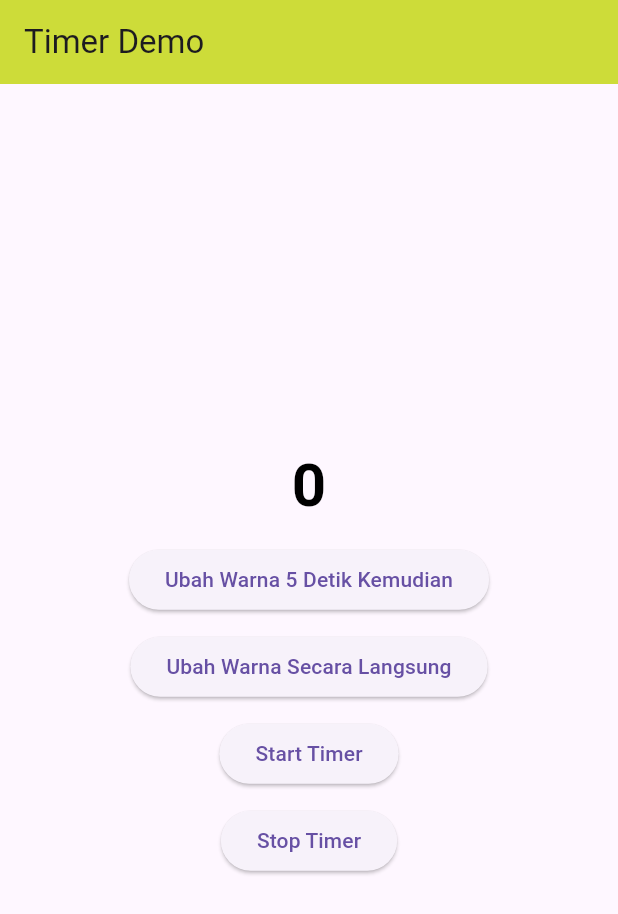
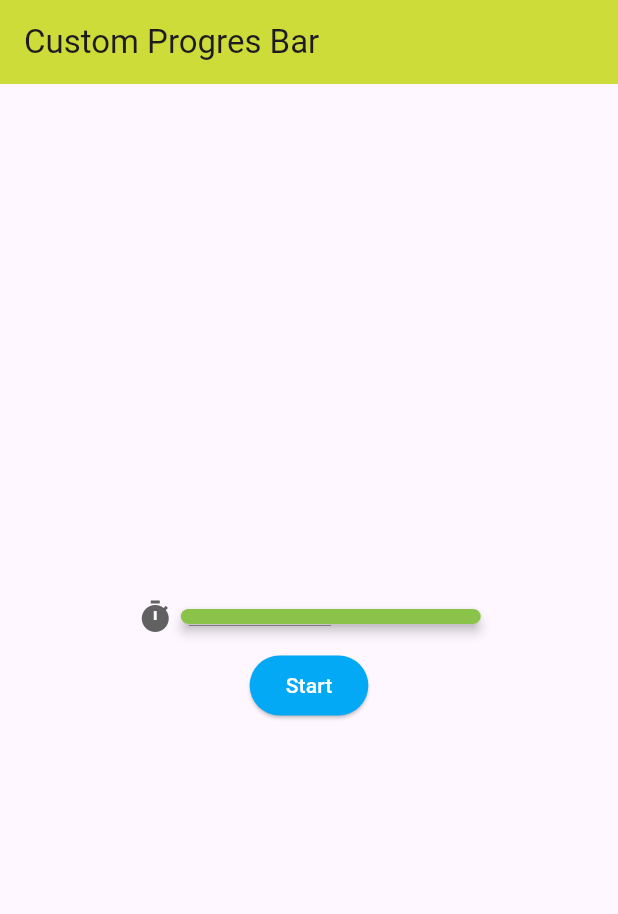
Before and after one commit to yabsiraditya/learn-flutter, a Flutter app: the screen it shows after launch, on a phone screen of 412 x 824 dp. Shown: the top 914 px of the screen. Run offline on Flutter 3.47's test engine with Material 3 defaults, Android fonts, the phone set to English and light mode, and no system bars; our stand-ins replace audioplayers, bloc, flutter_bloc, qr_flutter, shared_preferences; missing offline and left inert: flutter_barcode_scanner; accounts and stored records are empty.

Commit message:
update learn-flutter

```diff
--- /dev/null
+++ b/lib/customProgresBar.dart
@@ -0,0 +1,53 @@
+import 'package:flutter/material.dart';
+
+class CustomProgresBar extends StatelessWidget {
+  final double width;
+  final int value;
+  final int totalValue;
+
+  CustomProgresBar(
+      {required this.width, required this.value, required this.totalValue});
+
+  @override
+  Widget build(BuildContext context) {
+    double ratio = value / totalValue;
+
+    return Row(
+      mainAxisAlignment: MainAxisAlignment.center,
+      children: <Widget>[
+        Icon(
+          Icons.timer,
+          color: Colors.grey[700],
+        ),
+        SizedBox(width: 5),
+        Stack(
+          children: [
+            Container(
+              width: width,
+              height: 10,
+              decoration: BoxDecoration(
+                  color: Colors.grey[300],
+                  borderRadius: BorderRadius.circular(5)),
+            ),
+            Material(
+              borderRadius: BorderRadius.circular(5),
+              elevation: 3,
+              child: AnimatedContainer(
+                height: 10,
+                width: width * ratio,
+                duration: Duration(milliseconds: 500),
+                decoration: BoxDecoration(
+                    color: (ratio < 0.3)
+                        ? Colors.red
+                        : (ratio < 0.6)
+                            ? Colors.amber[400]
+                            : Colors.lightGreen,
+                    borderRadius: BorderRadius.circular(5)),
+              ),
+            )
+          ],
+        ),
+      ],
+    );
+  }
+}
--- a/lib/main.dart
+++ b/lib/main.dart
@@ -1,5 +1,5 @@
 import 'package:flutter/material.dart';
-import 'package:learn_flutter/latTimer.dart';
+import 'package:learn_flutter/progresBar.dart';
 
 void main() => runApp(MyApp());
 
@@ -8,7 +8,7 @@ class MyApp extends StatelessWidget {
   Widget build(BuildContext context) {
     return MaterialApp(
       debugShowCheckedModeBanner: false,
-      home: LatTimer(),
+      home: ProgresBar(),
     );
   }
 }
--- /dev/null
+++ b/lib/progresBar.dart
@@ -0,0 +1,64 @@
+import 'package:flutter/material.dart';
+import 'package:learn_flutter/customProgresBar.dart';
+import 'package:provider/provider.dart';
+import 'dart:async';
+
+class ProgresBar extends StatelessWidget {
+  @override
+  Widget build(BuildContext context) {
+    return Scaffold(
+      appBar: AppBar(
+        backgroundColor: Colors.lime,
+        title: Text("Custom Progres Bar"),
+      ),
+      body: Center(
+        child: ChangeNotifierProvider<TimeState>(
+          create: (BuildContext context) => TimeState(),
+          child: Column(
+            mainAxisAlignment: MainAxisAlignment.center,
+            crossAxisAlignment: CrossAxisAlignment.center,
+            children: <Widget>[
+              Consumer<TimeState>(
+                builder: (context, timeState, _) => CustomProgresBar(
+                  width: 200,
+                  value: timeState.time,
+                  totalValue: 15,
+                ),
+              ),
+              SizedBox(
+                height: 10,
+              ),
+              Consumer<TimeState>(
+                builder: (context, timeState, _) => ElevatedButton(
+                  onPressed: () {
+                    Timer.periodic(Duration(seconds: 1), (timer) {
+                      if (timeState.time == 0) timer.cancel();
+                      timeState.time -= 1;
+                    });
+                  },
+                  child: Text(
+                    'Start',
+                    style: TextStyle(color: Colors.white),
+                  ),
+                  style: ElevatedButton.styleFrom(
+                    backgroundColor: Colors.lightBlue,
+                  ),
+                ),
+              )
+            ],
+          ),
+        ),
+      ),
+    );
+  }
+}
+
+class TimeState with ChangeNotifier {
+  int _time = 15;
+
+  int get time => _time;
+  set time(int newTime) {
+    _time = newTime;
+    notifyListeners();
+  }
+}
```
